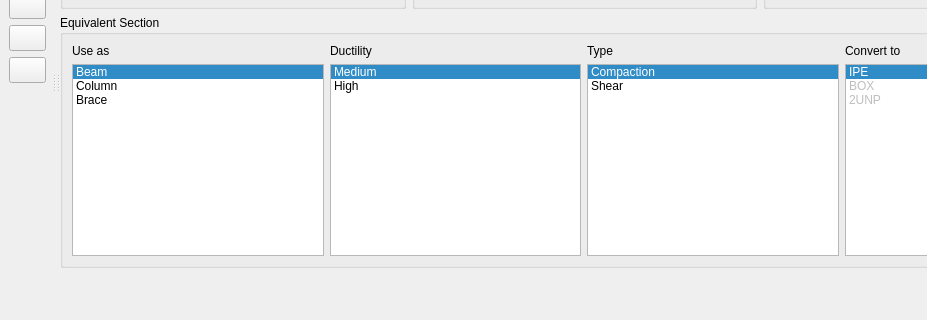
The window that applications/section/mainwindow.ui (ebrahimraeyat/civilTools) describes before a commit, drawn with Qt 5; both pictures show x 0 to 927 and y 176 to 496 of the 1118 by 742 pixel window.
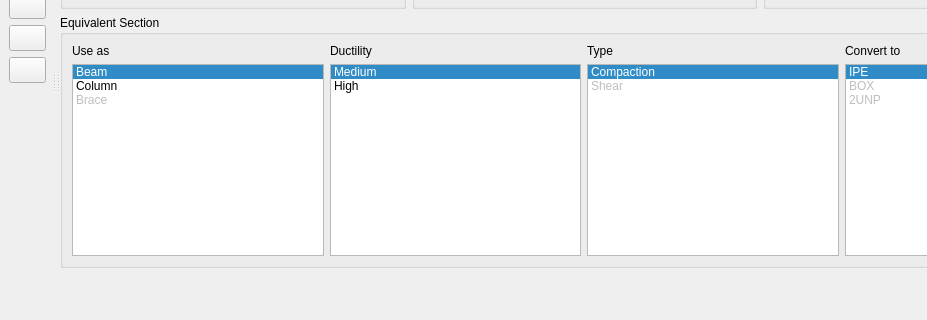
The same window after the commit. Icons and pictures are not drawn.

Commit message: add only selected state for sections

The edit to the form file:
```diff
--- a/applications/section/mainwindow.ui
+++ b/applications/section/mainwindow.ui
@@ -951,6 +951,9 @@
                      <iconset resource="resource_1.qrc">
                       <normaloff>:/section/images/brace.svg</normaloff>:/section/images/brace.svg</iconset>
                     </property>
+                    <property name="flags">
+                     <set>ItemIsDragEnabled|ItemIsUserCheckable</set>
+                    </property>
                    </item>
                   </widget>
                  </item>
@@ -985,6 +988,9 @@
                      <iconset resource="resource_1.qrc">
                       <normaloff>:/section/images/As.svg</normaloff>:/section/images/As.svg</iconset>
                     </property>
+                    <property name="flags">
+                     <set>ItemIsDragEnabled|ItemIsUserCheckable</set>
+                    </property>
                    </item>
                   </widget>
                  </item>
```
Left out of the diff: 4 changed lines with no effect on the pictures. The commit also changes 2 other files.
